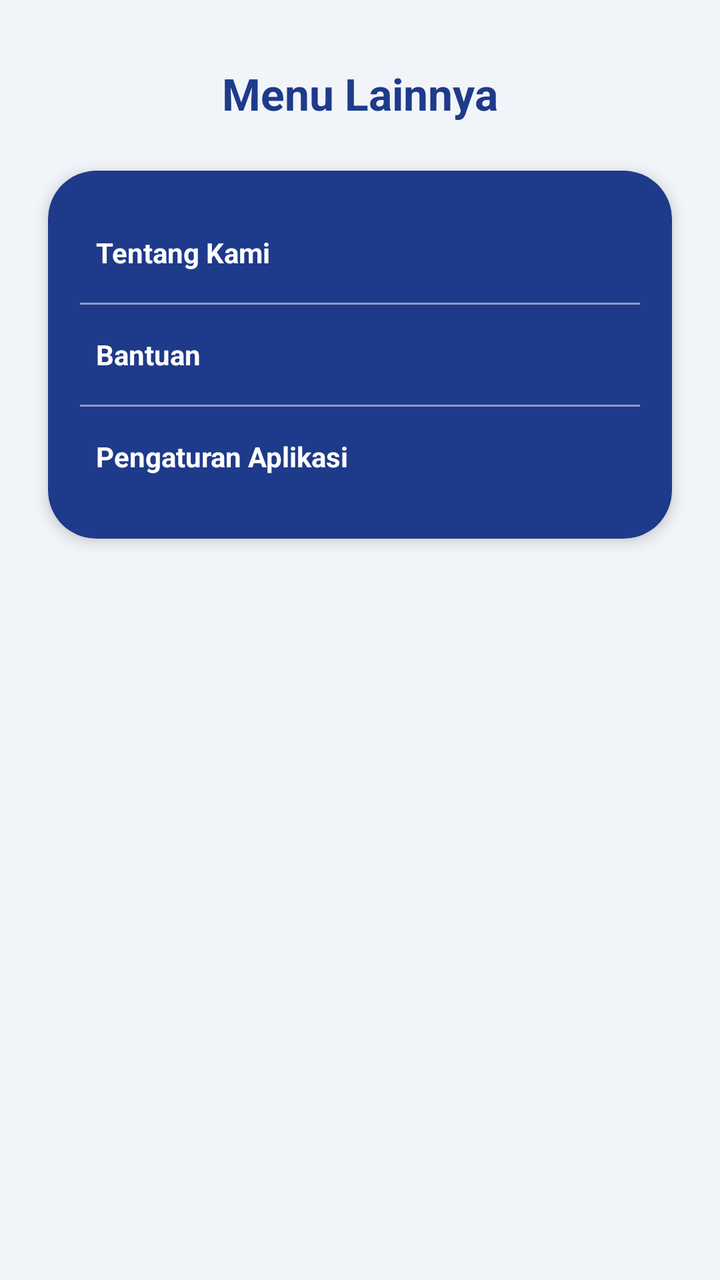
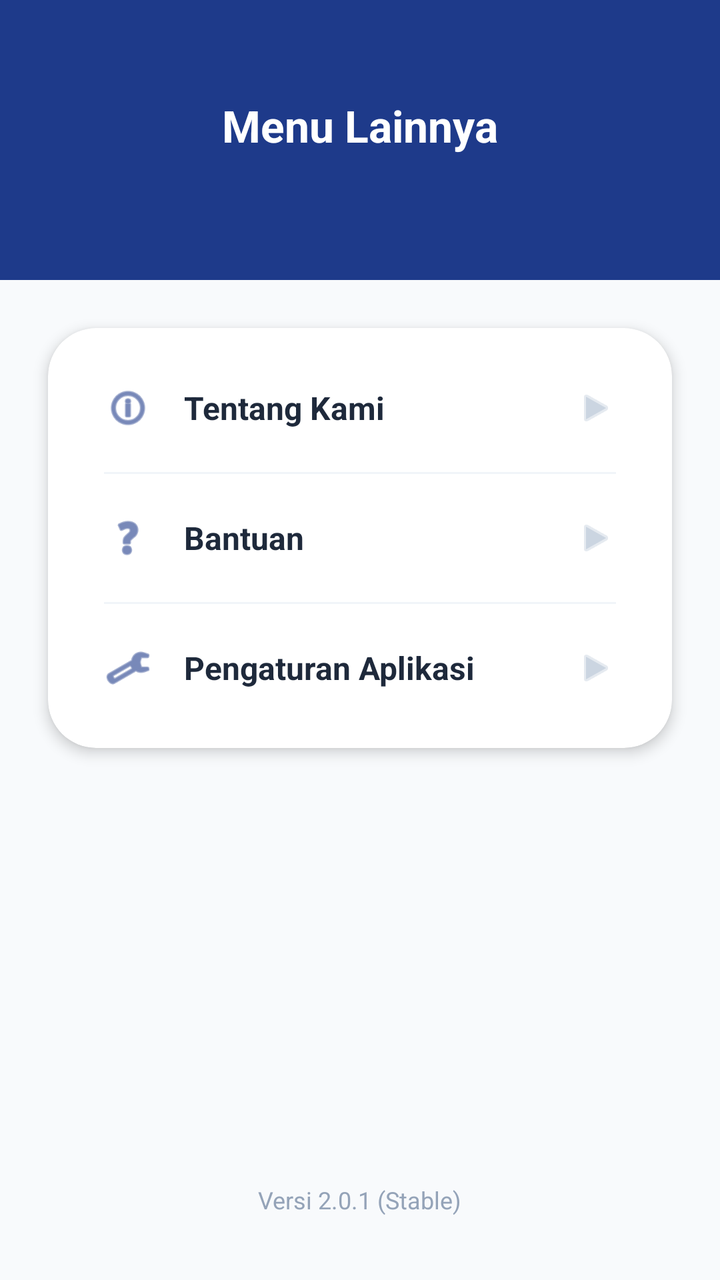

Screens rendered from an Android XML layout before and after an edit, with the pre-edit source and the edit as a unified diff.
<!-- AndroidManifest.xml: application theme Theme.ProjectMobile -->
<!-- res/layout/fragment_more.xml -->
<?xml version="1.0" encoding="utf-8"?>
<androidx.constraintlayout.widget.ConstraintLayout
    xmlns:android="http://schemas.android.com/apk/res/android"
    xmlns:app="http://schemas.android.com/apk/res-auto"
    android:layout_width="match_parent"
    android:layout_height="match_parent"
    android:background="#F1F5F9">

    <TextView
        android:id="@+id/tvMoreTitle"
        android:layout_width="wrap_content"
        android:layout_height="wrap_content"
        android:text="Menu Lainnya"
        android:textColor="@color/blue_pcr"
        android:textSize="22sp"
        android:textStyle="bold"
        android:layout_marginTop="32dp"
        app:layout_constraintTop_toTopOf="parent"
        app:layout_constraintStart_toStartOf="parent"
        app:layout_constraintEnd_toEndOf="parent"/>

    <com.google.android.material.card.MaterialCardView
        android:layout_width="match_parent"
        android:layout_height="wrap_content"
        android:layout_margin="24dp"
        app:cardBackgroundColor="@color/blue_pcr"
        app:cardCornerRadius="24dp"
        app:cardElevation="4dp"
        app:strokeWidth="0dp"
        app:layout_constraintTop_toBottomOf="@id/tvMoreTitle">

        <LinearLayout
            android:layout_width="match_parent"
            android:layout_height="wrap_content"
            android:orientation="vertical"
            android:padding="16dp">

            <TextView
                android:layout_width="match_parent"
                android:layout_height="50dp"
                android:gravity="center_vertical"
                android:text="Tentang Kami"
                android:textColor="#FFFFFF"
                android:textStyle="bold"
                android:paddingStart="8dp"/>

            <View
                android:layout_width="match_parent"
                android:layout_height="1dp"
                android:background="#80FFFFFF"/>

            <TextView
                android:layout_width="match_parent"
                android:layout_height="50dp"
                android:gravity="center_vertical"
                android:text="Bantuan"
                android:textColor="#FFFFFF"
                android:textStyle="bold"
                android:paddingStart="8dp"/>

            <View
                android:layout_width="match_parent"
                android:layout_height="1dp"
                android:background="#80FFFFFF"/>

            <TextView
                android:layout_width="match_parent"
                android:layout_height="50dp"
                android:gravity="center_vertical"
                android:text="Pengaturan Aplikasi"
                android:textColor="#FFFFFF"
                android:textStyle="bold"
                android:paddingStart="8dp"/>

        </LinearLayout>
    </com.google.android.material.card.MaterialCardView>

</androidx.constraintlayout.widget.ConstraintLayout>
<!-- resources referenced by this layout -->
<resources>
  <color name="blue_pcr">#1E3A8A</color>
  <style name="Theme.ProjectMobile" parent="Base.Theme.ProjectMobile" />
  <style name="Base.Theme.ProjectMobile" parent="Theme.Material3.DayNight.NoActionBar">
          
          
      </style>
</resources>

<!-- the commit's change to res/layout/fragment_more.xml (unified diff, before → after) -->
@@ -4,17 +4,24 @@
     xmlns:app="http://schemas.android.com/apk/res-auto"
     android:layout_width="match_parent"
     android:layout_height="match_parent"
-    android:background="#F1F5F9">
+    android:background="#F8FAFC">
+
+    <View
+        android:id="@+id/moreHeaderBg"
+        android:layout_width="match_parent"
+        android:layout_height="140dp"
+        android:background="@color/blue_pcr"
+        app:layout_constraintTop_toTopOf="parent"/>
 
     <TextView
         android:id="@+id/tvMoreTitle"
         android:layout_width="wrap_content"
         android:layout_height="wrap_content"
         android:text="Menu Lainnya"
-        android:textColor="@color/blue_pcr"
+        android:textColor="#FFFFFF"
         android:textSize="22sp"
         android:textStyle="bold"
-        android:layout_marginTop="32dp"
+        android:layout_marginTop="48dp"
         app:layout_constraintTop_toTopOf="parent"
         app:layout_constraintStart_toStartOf="parent"
         app:layout_constraintEnd_toEndOf="parent"/>
@@ -22,57 +29,140 @@
     <com.google.android.material.card.MaterialCardView
         android:layout_width="match_parent"
         android:layout_height="wrap_content"
-        android:layout_margin="24dp"
-        app:cardBackgroundColor="@color/blue_pcr"
+        android:layout_marginHorizontal="24dp"
+        android:layout_marginTop="24dp"
+        app:cardBackgroundColor="@color/white"
         app:cardCornerRadius="24dp"
         app:cardElevation="4dp"
         app:strokeWidth="0dp"
-        app:layout_constraintTop_toBottomOf="@id/tvMoreTitle">
+        app:layout_constraintTop_toBottomOf="@id/moreHeaderBg">
 
         <LinearLayout
             android:layout_width="match_parent"
             android:layout_height="wrap_content"
             android:orientation="vertical"
-            android:padding="16dp">
+            android:padding="8dp">
 
-            <TextView
+            
+            <LinearLayout
+                android:id="@+id/itemAbout"
                 android:layout_width="match_parent"
-                android:layout_height="50dp"
+                android:layout_height="64dp"
+                android:orientation="horizontal"
                 android:gravity="center_vertical"
-                android:text="Tentang Kami"
-                android:textColor="#FFFFFF"
-                android:textStyle="bold"
-                android:paddingStart="8dp"/>
+                android:paddingHorizontal="20dp"
+                android:clickable="true"
+                android:focusable="true"
+                android:background="?attr/selectableItemBackground">
+                <ImageView
+                    android:layout_width="24dp"
+                    android:layout_height="24dp"
+                    android:src="@android:drawable/ic_menu_info_details"
+                    app:tint="@color/blue_pcr"/>
+                <TextView
+                    android:layout_width="0dp"
+                    android:layout_height="wrap_content"
+                    android:layout_weight="1"
+                    android:text="Tentang Kami"
+                    android:textColor="#1E293B"
+                    android:textSize="16sp"
+                    android:textStyle="bold"
+                    android:layout_marginStart="16dp"/>
+                <ImageView
+                    android:layout_width="20dp"
+                    android:layout_height="20dp"
+                    android:src="@android:drawable/ic_media_play"
+                    app:tint="#CBD5E1"/>
+            </LinearLayout>
 
             <View
                 android:layout_width="match_parent"
                 android:layout_height="1dp"
-                android:background="#80FFFFFF"/>
+                android:background="#F1F5F9"
+                android:layout_marginHorizontal="20dp"/>
 
-            <TextView
+            
+            <LinearLayout
+                android:id="@+id/itemHelp"
                 android:layout_width="match_parent"
-                android:layout_height="50dp"
+                android:layout_height="64dp"
+                android:orientation="horizontal"
                 android:gravity="center_vertical"
-                android:text="Bantuan"
-                android:textColor="#FFFFFF"
-                android:textStyle="bold"
-                android:paddingStart="8dp"/>
+                android:paddingHorizontal="20dp"
+                android:clickable="true"
+                android:focusable="true"
+                android:background="?attr/selectableItemBackground">
+                <ImageView
+                    android:layout_width="24dp"
+                    android:layout_height="24dp"
+                    android:src="@android:drawable/ic_menu_help"
+                    app:tint="@color/blue_pcr"/>
+                <TextView
+                    android:layout_width="0dp"
+                    android:layout_height="wrap_content"
+                    android:layout_weight="1"
+                    android:text="Bantuan"
+                    android:textColor="#1E293B"
+                    android:textSize="16sp"
+                    android:textStyle="bold"
+                    android:layout_marginStart="16dp"/>
+                <ImageView
+                    android:layout_width="20dp"
+                    android:layout_height="20dp"
+                    android:src="@android:drawable/ic_media_play"
+                    app:tint="#CBD5E1"/>
+            </LinearLayout>
 
             <View
                 android:layout_width="match_parent"
                 android:layout_height="1dp"
-                android:background="#80FFFFFF"/>
+                android:background="#F1F5F9"
+                android:layout_marginHorizontal="20dp"/>
 
-            <TextView
+            
+            <LinearLayout
+                android:id="@+id/itemSettings"
                 android:layout_width="match_parent"
-                android:layout_height="50dp"
+                android:layout_height="64dp"
+                android:orientation="horizontal"
                 android:gravity="center_vertical"
-                android:text="Pengaturan Aplikasi"
-                android:textColor="#FFFFFF"
-                android:textStyle="bold"
-                android:paddingStart="8dp"/>
+                android:paddingHorizontal="20dp"
+                android:clickable="true"
+                android:focusable="true"
+                android:background="?attr/selectableItemBackground">
+                <ImageView
+                    android:layout_width="24dp"
+                    android:layout_height="24dp"
+                    android:src="@android:drawable/ic_menu_preferences"
+                    app:tint="@color/blue_pcr"/>
+                <TextView
+                    android:layout_width="0dp"
+                    android:layout_height="wrap_content"
+                    android:layout_weight="1"
+                    android:text="Pengaturan Aplikasi"
+                    android:textColor="#1E293B"
+                    android:textSize="16sp"
+                    android:textStyle="bold"
+                    android:layout_marginStart="16dp"/>
+                <ImageView
+                    android:layout_width="20dp"
+                    android:layout_height="20dp"
+                    android:src="@android:drawable/ic_media_play"
+                    app:tint="#CBD5E1"/>
+            </LinearLayout>
 
         </LinearLayout>
     </com.google.android.material.card.MaterialCardView>
 
+    <TextView
+        android:layout_width="wrap_content"
+        android:layout_height="wrap_content"
+        android:text="Versi 2.0.1 (Stable)"
+        android:textColor="#94A3B8"
+        android:textSize="12sp"
+        android:layout_marginBottom="32dp"
+        app:layout_constraintBottom_toBottomOf="parent"
+        app:layout_constraintStart_toStartOf="parent"
+        app:layout_constraintEnd_toEndOf="parent"/>
+
 </androidx.constraintlayout.widget.ConstraintLayout>
<!-- resource entries referenced after the edit -->
@@ -1,10 +1,22 @@
 <!-- resources referenced by this layout -->
 <resources>
   <color name="blue_pcr">#1E3A8A</color>
-  <style name="Theme.ProjectMobile" parent="Base.Theme.ProjectMobile" />
+  <color name="white">#FFFFFFFF</color>
+  <style name="Theme.ProjectMobile" parent="Base.Theme.ProjectMobile">
+          <item name="materialButtonStyle">@style/Widget.App.Button</item>
+      </style>
   <style name="Base.Theme.ProjectMobile" parent="Theme.Material3.DayNight.NoActionBar">
           
           
       </style>
+  <style name="Widget.App.Button" parent="Widget.MaterialComponents.Button">
+          <item name="android:textAllCaps">false</item>
+          <item name="android:insetTop">0dp</item>
+          <item name="android:insetBottom">0dp</item>
+          <item name="android:textStyle">bold</item>
+          <item name="android:letterSpacing">0.01</item>
+          <item name="cornerRadius">28dp</item>
+          <item name="elevation">4dp</item>
+      </style>
 </resources>
 
